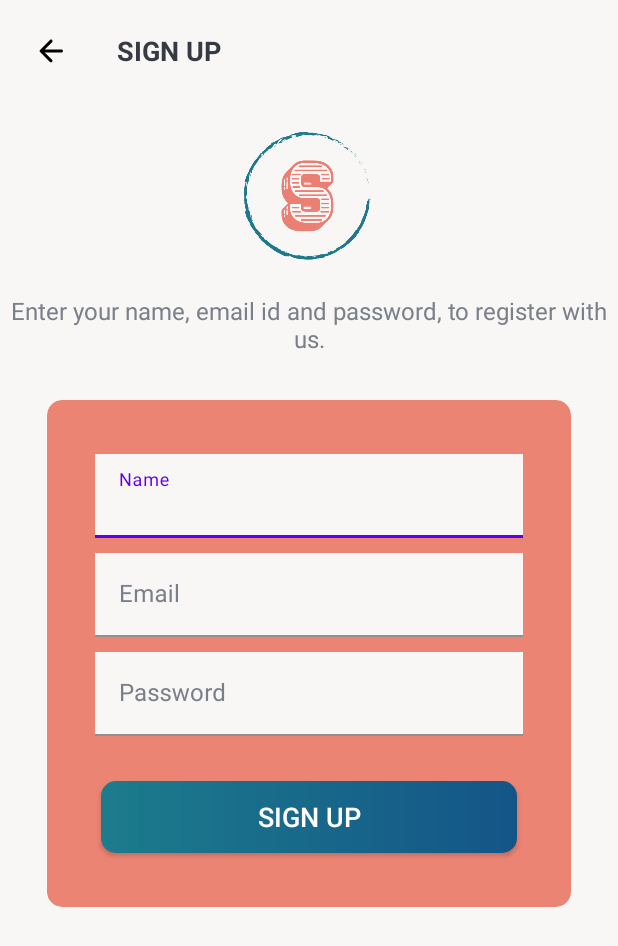
After one commit to Ikram10/StudentPal_Repo, an Android app: the SignUpActivity screen opened directly, with no data from a screen before it, on a phone screen of 412 x 824 dp. The commit adds this screen. Shown: the top 946 px of the screen. Run offline under Robolectric (Android 15) with nearby library versions, the phone set to English and light mode, and no system bars.

Commit message:
Login UI's completed: Sign Up & Sign In

```diff
--- /dev/null
+++ b/app/src/main/java/com/example/studentpal/SignUpActivity.kt
@@ -0,0 +1,37 @@
+package com.example.studentpal
+
+import android.os.Bundle
+import androidx.appcompat.app.AppCompatActivity
+import androidx.core.view.ViewCompat
+import androidx.core.view.WindowInsetsCompat
+import androidx.core.view.WindowInsetsControllerCompat
+import com.example.studentpal.databinding.ActivitySignUpBinding
+
+class SignUpActivity : AppCompatActivity() {
+    private var binding : ActivitySignUpBinding? = null
+
+    override fun onCreate(savedInstanceState: Bundle?) {
+        super.onCreate(savedInstanceState)
+        binding = ActivitySignUpBinding.inflate(layoutInflater)
+        setContentView(binding?.root)
+        setupActionBar()
+
+
+    }
+
+    //activates the back button and implements its functionality
+    private fun setupActionBar() {
+        setSupportActionBar(binding?.toolbarSignUpActivity)
+        supportActionBar!!.setHomeAsUpIndicator(R.drawable.ic_round_arrow_back_24)
+
+        if (supportActionBar != null){
+            supportActionBar?.setDisplayHomeAsUpEnabled(true)
+
+        }
+        binding?.toolbarSignUpActivity?.setNavigationOnClickListener{
+            onBackPressed()
+        }
+    }
+
+
+}
--- /dev/null
+++ b/app/src/main/res/drawable/ic_round_arrow_back_24.xml
@@ -0,0 +1,11 @@
+<vector xmlns:android="http://schemas.android.com/apk/res/android"
+    android:width="24dp"
+    android:height="24dp"
+    android:viewportWidth="24"
+    android:viewportHeight="24"
+    android:tint="?attr/colorControlNormal"
+    >
+  <path
+      android:fillColor="@android:color/black"
+      android:pathData="M19,11H7.83l4.88,-4.88c0.39,-0.39 0.39,-1.03 0,-1.42 -0.39,-0.39 -1.02,-0.39 -1.41,0l-6.59,6.59c-0.39,0.39 -0.39,1.02 0,1.41l6.59,6.59c0.39,0.39 1.02,0.39 1.41,0 0.39,-0.39 0.39,-1.02 0,-1.41L7.83,13H19c0.55,0 1,-0.45 1,-1s-0.45,-1 -1,-1z"/>
+</vector>
--- /dev/null
+++ b/app/src/main/res/layout/activity_sign_up.xml
@@ -0,0 +1,144 @@
+<?xml version="1.0" encoding="utf-8"?>
+<LinearLayout xmlns:android="http://schemas.android.com/apk/res/android"
+    xmlns:app="http://schemas.android.com/apk/res-auto"
+    xmlns:tools="http://schemas.android.com/tools"
+    android:layout_width="match_parent"
+    android:layout_height="match_parent"
+    android:background="@color/bg_color"
+    android:orientation="vertical"
+    android:padding="@dimen/general_padding"
+    tools:context=".SignUpActivity"
+    >
+
+    <androidx.appcompat.widget.Toolbar
+        android:id="@+id/toolbar_sign_up_activity"
+        android:layout_width="match_parent"
+        android:theme="@style/ToolbarTheme"
+        android:layout_height="?attr/actionBarSize">
+
+        <TextView
+            android:id="@+id/tv_title"
+            android:layout_width="match_parent"
+            android:layout_height="match_parent"
+            android:gravity="center_vertical"
+            android:text="@string/sign_up"
+            android:textColor="@color/primary_text_color"
+            android:textSize="@dimen/toolbar_title_text_size"
+            android:textStyle="bold" />
+
+    </androidx.appcompat.widget.Toolbar>
+
+    <ImageView
+        android:layout_width="246dp"
+        android:layout_height="94dp"
+        android:layout_gravity="center"
+        android:layout_margin="20dp"
+        android:src="@drawable/logo_icon_transparent_background" />
+
+    <TextView
+        android:id="@+id/sign_up_text"
+        android:layout_width="match_parent"
+        android:layout_height="wrap_content"
+        android:text="@string/sign_up_description_text"
+        android:gravity="center"
+        android:textColor="@color/secondary_text_color"
+        android:textSize="@dimen/authentication_description_text_size"/>
+
+    <androidx.cardview.widget.CardView
+        android:layout_width="match_parent"
+        android:layout_height="wrap_content"
+        android:layout_marginStart="@dimen/authentication_screen_marginStartEnd"
+        android:layout_marginTop="@dimen/authentication_screen_card_view_marginTop"
+        android:layout_marginEnd="@dimen/authentication_screen_marginStartEnd"
+        android:elevation="@dimen/card_view_elevation"
+        app:cardCornerRadius="@dimen/card_view_corner_radius"
+        android:background="@color/white"
+        android:backgroundTint="@color/salmon">
+
+        <LinearLayout
+            android:layout_width="match_parent"
+            android:layout_height="wrap_content"
+            android:orientation="vertical"
+            android:padding="@dimen/card_view_layout_content_padding" >
+
+            <com.google.android.material.textfield.TextInputLayout
+                android:layout_width="match_parent"
+                android:layout_height="wrap_content"
+                android:layout_marginStart="@dimen/authentication_screen_til_marginStartEnd"
+                android:layout_marginBottom="10dp"
+                android:layout_marginEnd="@dimen/authentication_screen_til_marginStartEnd"
+                android:textColorHint="@color/secondary_text_color">
+
+                <androidx.appcompat.widget.AppCompatEditText
+                    android:id="@+id/et_name"
+                    android:layout_width="match_parent"
+                    android:layout_height="wrap_content"
+                    android:hint="@string/name"
+                    android:textColor="@color/black"
+                    android:inputType="textPersonName"
+                    android:textSize="@dimen/et_text_size"
+                    android:background="@color/bg_color"
+                    android:layout_marginTop="20dp">
+                </androidx.appcompat.widget.AppCompatEditText>
+
+            </com.google.android.material.textfield.TextInputLayout>
+
+            <com.google.android.material.textfield.TextInputLayout
+                android:layout_width="match_parent"
+                android:layout_height="wrap_content"
+                android:layout_marginStart="@dimen/authentication_screen_til_marginStartEnd"
+                android:layout_marginEnd="@dimen/authentication_screen_til_marginStartEnd"
+                android:layout_marginBottom="10dp"
+                android:textColorHint="@color/secondary_text_color">
+
+                <androidx.appcompat.widget.AppCompatEditText
+                    android:id="@+id/et_email"
+                    android:layout_width="match_parent"
+                    android:layout_height="wrap_content"
+                    android:hint="@string/prompt_email"
+                    android:inputType="textEmailAddress"
+                    android:textSize="@dimen/et_text_size"
+                    android:background="@color/bg_color"
+                    android:textColor="@color/black">
+                </androidx.appcompat.widget.AppCompatEditText>
+            </com.google.android.material.textfield.TextInputLayout>
+
+            <com.google.android.material.textfield.TextInputLayout
+                android:layout_width="match_parent"
+                android:layout_height="wrap_content"
+                android:layout_marginStart="@dimen/authentication_screen_til_marginStartEnd"
+                android:layout_marginEnd="@dimen/authentication_screen_til_marginStartEnd"
+                android:textColorHint="@color/secondary_text_color">
+
+                <androidx.appcompat.widget.AppCompatEditText
+                    android:id="@+id/et_password"
+                    android:layout_width="match_parent"
+                    android:layout_height="wrap_content"
+                    android:hint="@string/prompt_password"
+                    android:inputType="textPassword"
+                    android:textSize="@dimen/et_text_size"
+                    android:background="@color/bg_color"
+                    android:textColor="@color/black">
+                </androidx.appcompat.widget.AppCompatEditText>
+            </com.google.android.material.textfield.TextInputLayout>
+
+            <androidx.appcompat.widget.AppCompatButton
+                android:id="@+id/btn_sign_up"
+                android:layout_width="match_parent"
+                android:layout_height="wrap_content"
+                android:layout_gravity="center"
+                android:layout_marginStart="@dimen/btn_marginStartEnd"
+                android:layout_marginTop="@dimen/sign_up_screen_btn_marginTop"
+                android:layout_marginEnd="@dimen/btn_marginStartEnd"
+                android:layout_marginBottom="20dp"
+                android:background="@drawable/shape_button_rounded"
+                android:gravity="center"
+                android:paddingTop="@dimen/btn_paddingTopBottom"
+                android:paddingBottom="@dimen/btn_paddingTopBottom"
+                android:text="@string/sign_up"
+                android:textColor="@color/white"
+                android:textSize="@dimen/btn_text_size"/>
+
+        </LinearLayout>
+    </androidx.cardview.widget.CardView>
+</LinearLayout>
--- a/app/src/main/res/layout/activity_splash.xml
+++ b/app/src/main/res/layout/activity_splash.xml
@@ -1,12 +1,14 @@
 <?xml version="1.0" encoding="utf-8"?>
-<LinearLayout xmlns:android="http://schemas.android.com/apk/res/android"
+<LinearLayout
+    android:id="@+id/splash_screen"
+    xmlns:android="http://schemas.android.com/apk/res/android"
     xmlns:app="http://schemas.android.com/apk/res-auto"
     xmlns:tools="http://schemas.android.com/tools"
     android:layout_width="match_parent"
     android:layout_height="match_parent"
     tools:context=".SplashActivity"
     android:gravity="center"
-    android:background="#F9F6F6">
+    android:background="@color/bg_color">
 
     <ImageView
         android:id="@+id/logo"
--- /dev/null
+++ b/app/src/main/res/values-land/dimens.xml
@@ -0,0 +1,3 @@
+<resources>
+    <dimen name="activity_horizontal_margin">48dp</dimen>
+</resources>
--- /dev/null
+++ b/app/src/main/res/values-w1240dp/dimens.xml
@@ -0,0 +1,3 @@
+<resources>
+    <dimen name="activity_horizontal_margin">200dp</dimen>
+</resources>
--- /dev/null
+++ b/app/src/main/res/values-w600dp/dimens.xml
@@ -0,0 +1,3 @@
+<resources>
+    <dimen name="activity_horizontal_margin">48dp</dimen>
+</resources>
--- a/app/src/main/res/values/colors.xml
+++ b/app/src/main/res/values/colors.xml
@@ -14,7 +14,7 @@
     <color name="color_primary_dark">#04233b</color>
     <color name="salmon">#ec8474</color>
     <color name="salmon_dark">#ec7c74</color>
-    <color name="bg_color">#F6F3EB</color>
+    <color name="bg_color">#F9F6F6</color>
 
 
 
--- a/app/src/main/res/values/dimens.xml
+++ b/app/src/main/res/values/dimens.xml
@@ -1,8 +1,9 @@
 <?xml version="1.0" encoding="utf-8"?>
 <resources>
+    <dimen name="general_padding">6dp</dimen>
     <dimen name="splash_screen_title_text_size">70sp</dimen>
     <dimen name="intro_screen_title_text_size">40sp</dimen>
-    <dimen name="intro_screen_title_text_marginTop">40dp</dimen>
+    <dimen name="intro_screen_title_text_marginTop">20dp</dimen>
     <dimen name="intro_screen_image_marginTop">30dp</dimen>
     <dimen name="lets_get_started_text_marginTop">25dp</dimen>
     <dimen name="lets_get_started_text_size">25sp</dimen>
@@ -15,7 +16,23 @@
     <dimen name="btn_paddingTopBottom">8dp</dimen>
     <dimen name="intro_screen_sign_up_btn_marginTop">15dp</dimen>
     <dimen name="btn_text_size">18sp</dimen>
+    <dimen name="lets_get_started_textSize">25sp</dimen>
+    <!-- Default screen margins, per the Android Design guidelines. -->
+    <dimen name="activity_horizontal_margin">16dp</dimen>
+    <dimen name="activity_vertical_margin">16dp</dimen>
+
+    <!-- Sign Up Activity -->
     <dimen name="sign_up_screen_btn_marginTop">30dp</dimen>
-    <dimen name="lets_get_started_textSize">25</dimen>
+    <dimen name="toolbar_title_text_size">18sp</dimen>
+    <dimen name="authentication_screen_content_marginTop">40dp</dimen>
+    <dimen name="authentication_description_text_size">16sp</dimen>
+    <dimen name="authentication_screen_marginStartEnd">25dp</dimen>
+    <dimen name="authentication_screen_card_view_marginTop">30dp</dimen>
+    <dimen name="card_view_elevation">10dp</dimen>
+    <dimen name="card_view_corner_radius">10dp</dimen>
+    <dimen name="card_view_layout_content_padding">16dp</dimen>
+    <dimen name="authentication_screen_til_marginStartEnd">16dp</dimen>
+    <dimen name="et_text_size">16sp</dimen>
+    <dimen name="authentication_screen_til_marginTop">20dp</dimen>
 
 </resources>
--- a/app/src/main/res/values/strings.xml
+++ b/app/src/main/res/values/strings.xml
@@ -1,10 +1,26 @@
 <resources>
     <string name="app_name">StudentPal</string>
-    <string name="sign_in">sign in</string>
-    <string name="sign_up">sign up</string>
+    <string name="sign_in">SIGN IN</string>
+    <string name="sign_up">SIGN UP</string>
     <string name="let_s_get_started">Let\'s get Started</string>
     <string name="logo_name">logo name</string>
     <string name="intro_text_description">Connect and Plan Together across StudentPal\'s minimalistic interface</string>
     <string name="student_image_icon">student image icon</string>
 
+    <!-- Strings related to login -->
+    <string name="title_activity_signup">SignupActivity</string>
+    <string name="prompt_email">Email</string>
+    <string name="prompt_password">Password</string>
+    <string name="action_sign_in">Sign in or register</string>
+    <string name="action_sign_in_short">Sign in</string>
+    <string name="welcome">"Welcome !"</string>
+    <string name="invalid_username">Not a valid username</string>
+    <string name="invalid_password">Password must be >5 characters</string>
+    <string name="login_failed">"Login failed"</string>
+    <string name="title_activity_sign_up">SignUpActivity</string>
+    <string name="sign_up_description_text">Enter your name, email id and password, to register with us.</string>
+    <string name="sign_in_description_text">Enter your email id and password, to sign in to your account</string>
+    <string name="name">Name</string>
+
+
 </resources>
--- a/app/src/main/res/values/themes.xml
+++ b/app/src/main/res/values/themes.xml
@@ -16,5 +16,10 @@
         <item name="windowNoTitle">true</item>
     </style>
 
+    <style name="ToolbarTheme" parent="@style/ThemeOverlay.MaterialComponents.ActionBar">
+        <item name="colorControlNormal">@color/black</item>
+        <item name="actionBarStyle" >@drawable/ic_round_arrow_back_24</item>
+    </style>
+
 
 </resources>
```
Also changed, not shown: app/build.gradle (+10 -1 lines), app/src/main/AndroidManifest.xml (+12 -3 lines), app/src/main/java/com/example/studentpal/IntroActivity.kt (+17 -1 lines), app/src/main/java/com/example/studentpal/SignInActivity.kt (added, +37 -0 lines), app/src/main/java/com/example/studentpal/SplashActivity.kt (+29 -5 lines), app/src/main/res/layout/activity_intro.xml (renamed from app/src/main/res/layout-v23/activity_intro.xml, +5 -6 lines), app/src/main/res/layout/activity_sign_in.xml (added, +122 -0 lines), app/src/main/res/drawable/logo_name_icon_transparent_background.png (added).
